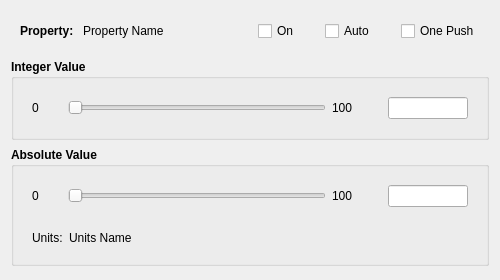
This is src/gui/property_dialog.ui in janelia-idf/bias as Qt 5 draws it before an edit. The edited form follows.
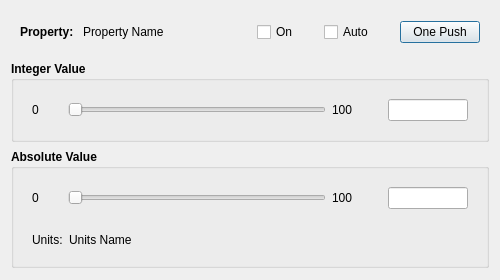
This is the edited form.

Commit message: Worked on property dialog.

```diff
--- a/src/gui/property_dialog.ui
+++ b/src/gui/property_dialog.ui
@@ -145,7 +145,7 @@
        </spacer>
       </item>
       <item>
-       <widget class="QCheckBox" name="onePushCheckBoxPtr">
+       <widget class="QPushButton" name="onePushPushButtonPtr">
         <property name="text">
          <string>One Push</string>
         </property>
```
The commit also changes 4 other files.
